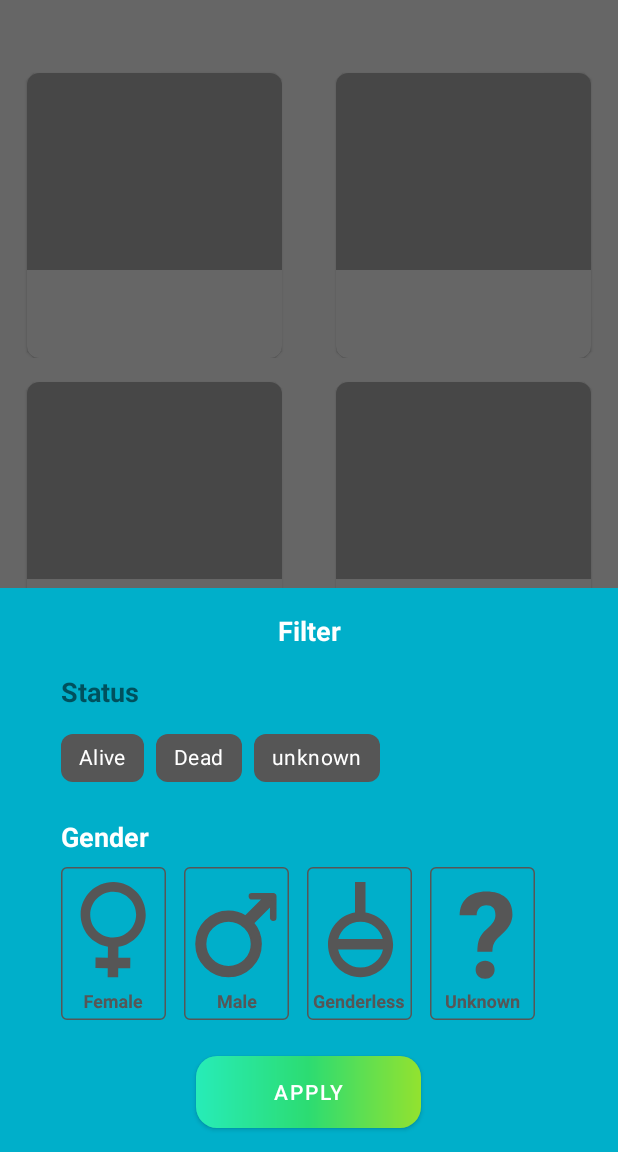
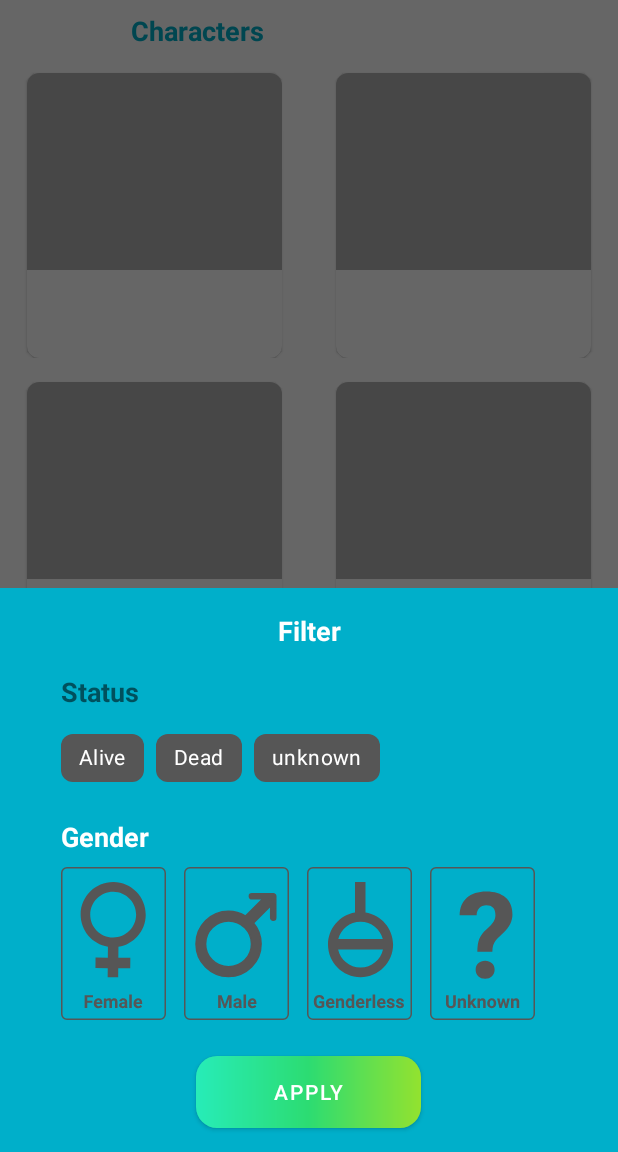
Before and after one commit to MarcosAndre28/RickAndMortyAppKotlin, an Android app: the HomeFragment screen opened through its navigation route, after a tap on "Filtro", on a phone screen of 412 x 824 dp, the part 84-1236 px from its top. Run offline under Robolectric (Android 15) with nearby library versions, the phone set to English and light mode, and no system bars; our stand-ins replace Firebase (no records; nobody signed in at launch, a user with empty details on screens opened directly), Picasso, Shimmer, navigation-ui; network calls fail; pictures from the network do not load; 1 statement that could not run was skipped.

Commit message:
Shimmer quase finalizado faltando ajustes

```diff
--- a/app/src/main/java/com/example/rickandmortyappkotlin/ui/FilterFragment.kt
+++ b/app/src/main/java/com/example/rickandmortyappkotlin/ui/FilterFragment.kt
@@ -25,14 +25,10 @@ class FilterDialogFragment : DialogFragment() {
     private val characterViewModel: CharacterViewModel by activityViewModels{ CharacterViewModelFactory(CharacterRepository()) }
 
     override fun onCreateDialog(savedInstanceState: Bundle?): Dialog {
-        // Crie um diálogo com o estilo de tema apropriado
         val dialog = Dialog(requireContext(), R.style.AlertDialogTheme)
 
-        // Inflar o layout do diálogo
         _binding = FragmentFilterBinding.inflate(layoutInflater)
         dialog.setContentView(binding.root)
-
-        // Configurar o tamanho do diálogo
 
         dialog.window?.setLayout(ViewGroup.LayoutParams.MATCH_PARENT, ViewGroup.LayoutParams.WRAP_CONTENT)
         dialog.window?.setGravity(Gravity.BOTTOM)
--- a/app/src/main/java/com/example/rickandmortyappkotlin/ui/HomeFragment.kt
+++ b/app/src/main/java/com/example/rickandmortyappkotlin/ui/HomeFragment.kt
@@ -35,7 +35,6 @@ class HomeFragment : Fragment() {
     private var _binding: FragmentHomeBinding? = null
     private val binding get() = _binding!!
     private lateinit var sharedPreferences: SharedPreferences
-    private lateinit var shimmerFrameLayout: ShimmerFrameLayout
 
 
     private val characterViewModel: CharacterViewModel by activityViewModels {
@@ -80,7 +79,14 @@ class HomeFragment : Fragment() {
 
         searchView.setOnQueryTextListener(object : SearchView.OnQueryTextListener {
             override fun onQueryTextSubmit(query: String?): Boolean {
+                binding.shimmerFrameLayout.startShimmer()
+                binding.shimmerFrameLayout.visibility = View.VISIBLE
+                binding.rvMainCharacters.visibility = View.GONE
+                Handler().postDelayed({
                     characterViewModel.getByName(query.toString())
+                    binding.shimmerFrameLayout.stopShimmer()
+                    binding.shimmerFrameLayout.visibility = View.GONE
+                },1000)
                 return false
             }
 
@@ -125,8 +131,7 @@ class HomeFragment : Fragment() {
 
     override fun onViewCreated(view: View, savedInstanceState: Bundle?) {
         super.onViewCreated(view, savedInstanceState)
-        sharedPreferences =
-            requireContext().getSharedPreferences("FilterPreferences", Context.MODE_PRIVATE)
+        sharedPreferences = requireContext().getSharedPreferences("FilterPreferences", Context.MODE_PRIVATE)
         initListeners()
         initView()
     }
@@ -152,7 +157,10 @@ class HomeFragment : Fragment() {
     }
 
     private fun initView() {
-
+        binding.rvMainCharacters.visibility = View.GONE
+        binding.shimmerFrameLayout.startShimmer()
+        binding.shimmerFrameLayout.visibility = View.VISIBLE
+        Handler().postDelayed({
             characterViewModel.listCharactersInEpisode.observe(viewLifecycleOwner) { list ->
                 characterAdapter.setCharacters(list)
                 binding.shimmerFrameLayout.stopShimmer()
@@ -161,12 +169,21 @@ class HomeFragment : Fragment() {
             }
 
 
+
         val recyclerView = binding.rvMainCharacters
         recyclerView.layoutManager = GridLayoutManager(context, 2)
         recyclerView.adapter = characterAdapter
 
         characterViewModel.isFilter.observe(viewLifecycleOwner) { isVisible ->
+            binding.shimmerFrameLayout.startShimmer()
+            binding.shimmerFrameLayout.visibility = View.VISIBLE
+            binding.rvMainCharacters.visibility = View.GONE
+            Handler().postDelayed({
                 binding.txtReset.visibility = if (isVisible) View.VISIBLE else View.INVISIBLE
+                binding.shimmerFrameLayout.stopShimmer()
+                binding.rvMainCharacters.visibility = View.VISIBLE
+                binding.shimmerFrameLayout.visibility = View.GONE
+            },1000)
         }
 
         recyclerView.addOnScrollListener(object : RecyclerView.OnScrollListener() {
@@ -182,10 +199,18 @@ class HomeFragment : Fragment() {
                 }
             }
         })
+        }, 2000)
 
         binding.txtReset.setOnClickListener {
+            binding.shimmerFrameLayout.startShimmer()
+            binding.shimmerFrameLayout.visibility = View.VISIBLE
+            binding.rvMainCharacters.visibility = View.GONE
+            Handler().postDelayed({
                 characterViewModel.getCharacters(1)
                 characterViewModel.filterValue.value = arrayOf(0, 0)
+                binding.shimmerFrameLayout.stopShimmer()
+                binding.shimmerFrameLayout.visibility = View.GONE
+            },1000)
         }
     }
 
--- a/app/src/main/res/layout/fragment_home.xml
+++ b/app/src/main/res/layout/fragment_home.xml
@@ -20,13 +20,14 @@
         android:layout_width="wrap_content"
         android:layout_height="wrap_content"
         android:layout_marginTop="8dp"
+        android:layout_marginEnd="220dp"
         android:text="@string/title_characters"
         android:textColor="@color/splash_color"
         android:textSize="18sp"
         android:textStyle="bold"
         app:layout_constraintEnd_toStartOf="@+id/txt_reset"
-        app:layout_constraintHorizontal_bias="0.0"
-        app:layout_constraintStart_toStartOf="@+id/rvMainCharacters"
+        app:layout_constraintHorizontal_bias="0.842"
+        app:layout_constraintStart_toStartOf="parent"
         app:layout_constraintTop_toBottomOf="@+id/materialToolbar" />
 
     <TextView
@@ -34,10 +35,11 @@
         android:layout_width="36dp"
         android:layout_height="wrap_content"
         android:layout_marginTop="8dp"
+        android:layout_marginEnd="28dp"
         android:text="@string/title_reset"
         android:textColor="@color/splash_color"
         android:visibility="gone"
-        app:layout_constraintEnd_toEndOf="@+id/rvMainCharacters"
+        app:layout_constraintEnd_toEndOf="parent"
         app:layout_constraintTop_toBottomOf="@+id/materialToolbar" />
 
     <ImageView
```
Lines whose indentation alone changed are shown as unchanged.
